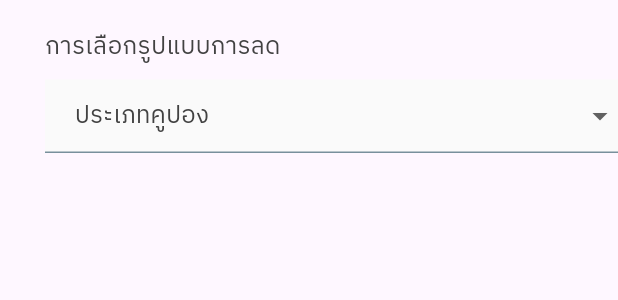
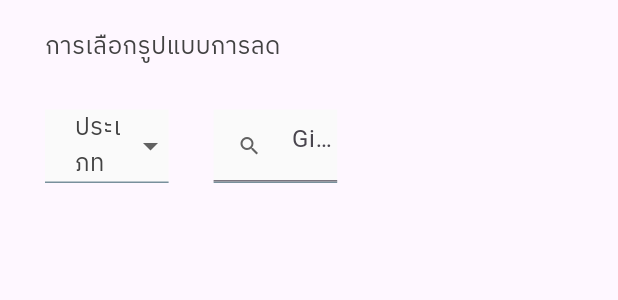
Before and after one commit to cosdemonamezon/possodexo, a Flutter app: the GiftVoucherwidgets widget shown alone on an empty page, opened directly, on a phone screen of 412 x 824 dp. Shown: the top 300 px of the screen. Run offline on Flutter 3.47's test engine with Material 3 defaults, Android fonts, the light colour scheme and no system bars; our stand-ins replace chips_choice, dropdown_button2.

Commit message:
เพอ่ทมส่วนลด

```diff
--- a/lib/main.dart
+++ b/lib/main.dart
@@ -24,11 +24,11 @@ class MyApp extends StatelessWidget {
         useMaterial3: true,
       ),
       debugShowCheckedModeBanner: false,
-      home: LoginPage(
-          // selectedItem: [],
-          // sumPrice: '',
-          // sumQTY: '',
-          ),
+      home: PaymentCash(
+        selectedItem: [],
+        sumPrice: '',
+        sumQTY: '',
+      ),
     );
   }
 }
--- a/lib/payment/widgets/Discount.dart
+++ b/lib/payment/widgets/Discount.dart
@@ -24,7 +24,7 @@ class _DiscountWidgetsState extends State<DiscountWidgets> {
         mainAxisAlignment: MainAxisAlignment.start,
         children: [
           Padding(
-            padding: const EdgeInsets.only(left: 30, bottom: 10, top: 20),
+            padding: const EdgeInsets.only(left: 30, bottom: 30, top: 20),
             child: Row(
               children: [
                 Text(
--- a/lib/payment/widgets/GiftVoucherwidgets.dart
+++ b/lib/payment/widgets/GiftVoucherwidgets.dart
@@ -23,7 +23,7 @@ class _GiftVoucherwidgetsState extends State<GiftVoucherwidgets> {
       child: Column(
         children: [
           Padding(
-            padding: const EdgeInsets.only(left: 30, bottom: 10, top: 20),
+            padding: const EdgeInsets.only(left: 30, bottom: 30, top: 20),
             child: Row(
               children: [
                 Text(
@@ -37,9 +37,12 @@ class _GiftVoucherwidgetsState extends State<GiftVoucherwidgets> {
               ],
             ),
           ),
+          Row(
+            children: [
               Padding(
                 padding: const EdgeInsets.only(left: 30),
                 child: Container(
+                  width: size.width * 0.2,
                   decoration: BoxDecoration(
                     border: Border(
                       bottom: BorderSide(
@@ -64,8 +67,8 @@ class _GiftVoucherwidgetsState extends State<GiftVoucherwidgets> {
                           .map((String item) => DropdownMenuItem<String>(
                                 value: item,
                                 child: Padding(
-                              padding:
-                                  const EdgeInsets.symmetric(horizontal: 1.0),
+                                  padding: const EdgeInsets.symmetric(
+                                      horizontal: 1.0),
                                   child: Padding(
                                     padding: const EdgeInsets.all(8.0),
                                     child: Text(
@@ -90,6 +93,31 @@ class _GiftVoucherwidgetsState extends State<GiftVoucherwidgets> {
                   ),
                 ),
               ),
+              SizedBox(
+                width: 30,
+              ),
+              Container(
+                  width: size.width * 0.2,
+                  decoration: BoxDecoration(
+                    border: Border(
+                      bottom: BorderSide(
+                        color: Color(0xFF78909C),
+                      ),
+                    ),
+                    color: Color(0xFFFAFAFA),
+                  ),
+                  child: TextFormField(
+                    decoration: InputDecoration(
+                      hintText: 'Gift Voucher',
+                      prefixIcon: Icon(
+                        Icons.search,
+                        color: Color(0xFF616161),
+                        size: 16,
+                      ),
+                    ),
+                  ))
+            ],
+          ),
         ],
       ),
     );
```
Also changed, not shown: pubspec.lock. Lines whose indentation alone changed are shown as unchanged.
